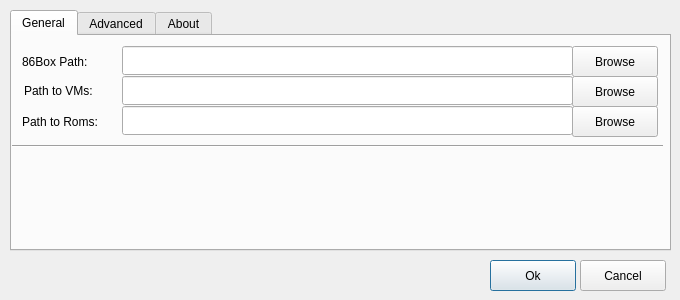
Above: ui/Settings.ui from insanemal/86box_manager_py before the change. Below: the same form after it.
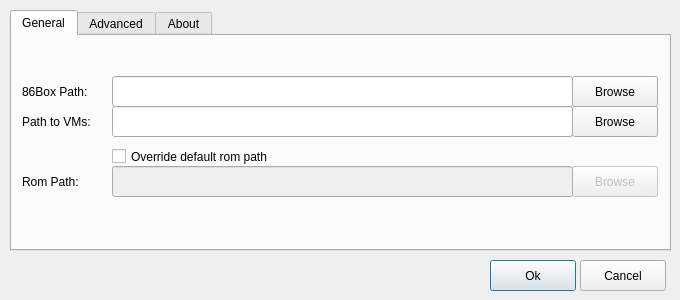
That is the form after the change.

```diff
--- a/ui/Settings.ui
+++ b/ui/Settings.ui
@@ -32,36 +32,23 @@
     <attribute name="title">
      <string>General</string>
     </attribute>
-    <widget class="Line" name="line">
-     <property name="geometry">
-      <rect>
-       <x>0</x>
-       <y>100</y>
-       <width>651</width>
-       <height>20</height>
-      </rect>
-     </property>
-     <property name="orientation">
-      <enum>Qt::Horizontal</enum>
-     </property>
-    </widget>
     <widget class="QLineEdit" name="lineEdit">
      <property name="geometry">
       <rect>
-       <x>110</x>
-       <y>10</y>
-       <width>451</width>
-       <height>29</height>
+       <x>100</x>
+       <y>40</y>
+       <width>461</width>
+       <height>31</height>
       </rect>
      </property>
     </widget>
     <widget class="QLineEdit" name="lineEdit_2">
      <property name="geometry">
       <rect>
-       <x>110</x>
-       <y>40</y>
-       <width>451</width>
-       <height>29</height>
+       <x>100</x>
+       <y>70</y>
+       <width>461</width>
+       <height>31</height>
       </rect>
      </property>
     </widget>
@@ -69,7 +56,7 @@
      <property name="geometry">
       <rect>
        <x>560</x>
-       <y>10</y>
+       <y>40</y>
        <width>86</width>
        <height>31</height>
       </rect>
@@ -82,7 +69,7 @@
      <property name="geometry">
       <rect>
        <x>560</x>
-       <y>40</y>
+       <y>70</y>
        <width>86</width>
        <height>31</height>
       </rect>
@@ -92,10 +79,13 @@
      </property>
     </widget>
     <widget class="QPushButton" name="browseRoms">
+     <property name="enabled">
+      <bool>false</bool>
+     </property>
      <property name="geometry">
       <rect>
        <x>560</x>
-       <y>70</y>
+       <y>130</y>
        <width>86</width>
        <height>31</height>
       </rect>
@@ -105,12 +95,15 @@
      </property>
     </widget>
     <widget class="QLineEdit" name="lineEdit_3">
+     <property name="enabled">
+      <bool>false</bool>
+     </property>
      <property name="geometry">
       <rect>
-       <x>110</x>
-       <y>70</y>
-       <width>451</width>
-       <height>29</height>
+       <x>100</x>
+       <y>130</y>
+       <width>461</width>
+       <height>31</height>
       </rect>
      </property>
     </widget>
@@ -118,7 +111,7 @@
      <property name="geometry">
       <rect>
        <x>10</x>
-       <y>10</y>
+       <y>40</y>
        <width>101</width>
        <height>31</height>
       </rect>
@@ -130,10 +123,10 @@
     <widget class="QLabel" name="label_4">
      <property name="geometry">
       <rect>
-       <x>12</x>
-       <y>44</y>
+       <x>10</x>
+       <y>70</y>
        <width>91</width>
-       <height>21</height>
+       <height>31</height>
       </rect>
      </property>
      <property name="text">
@@ -144,13 +137,26 @@
      <property name="geometry">
       <rect>
        <x>10</x>
-       <y>70</y>
+       <y>130</y>
        <width>101</width>
        <height>31</height>
       </rect>
      </property>
      <property name="text">
-      <string>Path to Roms:</string>
+      <string>Rom Path:</string>
+     </property>
+    </widget>
+    <widget class="QCheckBox" name="romCheck">
+     <property name="geometry">
+      <rect>
+       <x>100</x>
+       <y>110</y>
+       <width>211</width>
+       <height>21</height>
+      </rect>
+     </property>
+     <property name="text">
+      <string>Override default rom path</string>
      </property>
     </widget>
    </widget>
```
